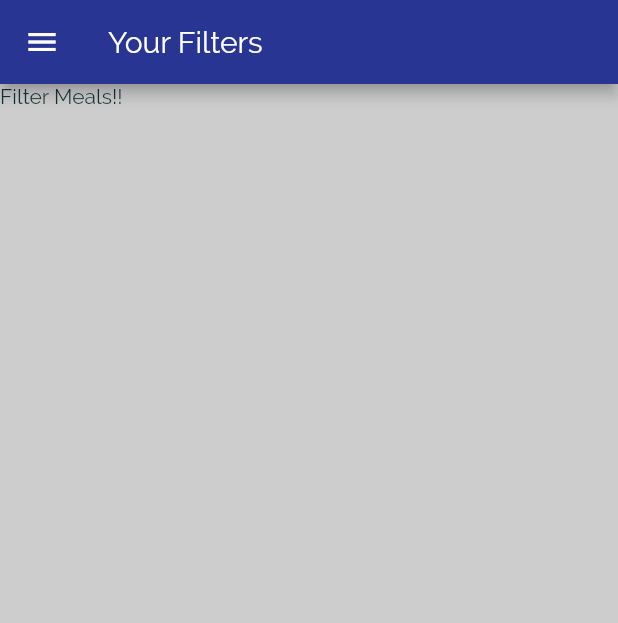
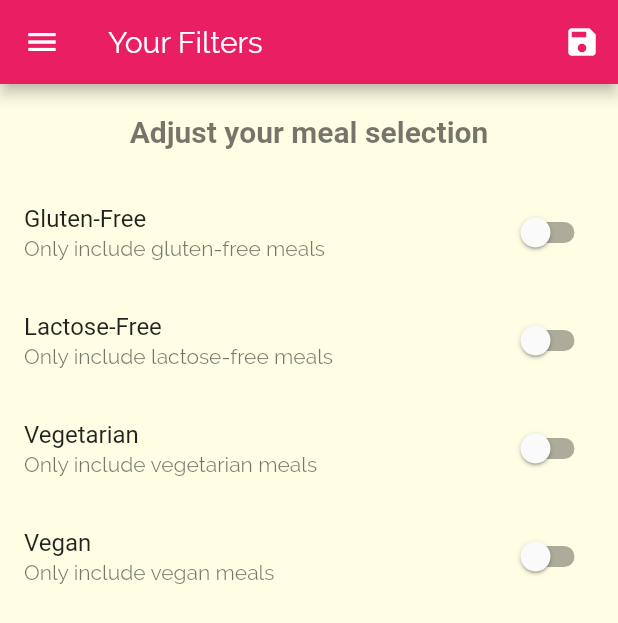
Before and after one commit to Jbhaliyan/the_foddie, a Flutter app: the FilterScreen screen opened by its route, on a phone screen of 412 x 824 dp. Shown: the top 623 px of the screen. Run offline on Flutter 3.47's test engine with Material 2 defaults, Android fonts, the phone set to English and light mode, and no system bars; Roboto replaces fonts that are missing (RobotoCondensed).

Commit message:
filters screen added

```diff
--- a/lib/main.dart
+++ b/lib/main.dart
@@ -1,26 +1,64 @@
 import 'package:flutter/material.dart';
-import 'package:the_foddie/screens/categoryMealsScreen.dart';
-import 'package:the_foddie/screens/filters_screen.dart';
-import 'package:the_foddie/screens/meal_detail.dart';
-import 'package:the_foddie/screens/tab_screen.dart';
-
+import 'screens/categoryMealsScreen.dart';
+import 'screens/filters_screen.dart';
+import 'screens/meal_detail.dart';
+import 'screens/tab_screen.dart';
+import 'dummy_data.dart';
 import 'screens/categories.dart';
+import 'utilities/models/meal.dart';
 
 void main() {
   runApp(MyApp());
 }
 
-class MyApp extends StatelessWidget {
+class MyApp extends StatefulWidget {
+  @override
+  _MyAppState createState() => _MyAppState();
+}
+
+class _MyAppState extends State<MyApp> {
+  Map<String, bool> _filters = {
+    'gluten': false,
+    'lactose': false,
+    'vegan': false,
+    'vegetarian': false,
+  };
+
+  List<Meal> _availableMeals = DUMMY_MEALS;
+
+  void _setFilters(Map<String, bool> filterData) {
+    setState(() {
+      _filters = filterData;
+
+      _availableMeals = DUMMY_MEALS.where((meal) {
+        // print('inside');
+        if (_filters['gluten'] && !meal.isGlutenFree) {
+          return false;
+        }
+        if (_filters['lactose'] && !meal.isLactoseFree) {
+          return false;
+        }
+        if (_filters['vegetarian'] && !meal.isVegetarian) {
+          return false;
+        }
+        if (_filters['vegan'] && !meal.isVegan) {
+          return false;
+        }
+        return true;
+      }).toList();
+    });
+  }
+
   @override
   Widget build(BuildContext context) {
     return MaterialApp(
       debugShowCheckedModeBanner: false,
       title: 'Flutter Demo',
       theme: ThemeData(
-        primaryColor: Colors.indigo.shade800,
+        primaryColor: Colors.pink,
         // primarySwatch: Colors.indigo.shade400,
-        accentColor: Colors.amber.shade100,
-        canvasColor: Color.fromRGBO(205, 205, 205, 1),
+        accentColor: Colors.amber,
+        canvasColor: Color.fromRGBO(255, 254, 229, 1),
         fontFamily: 'Raleway',
         textTheme: ThemeData.light().textTheme.copyWith(
               bodyText1: TextStyle(
@@ -37,11 +75,13 @@ class MyApp extends StatelessWidget {
             ),
       ),
       // home: Categories(),
+      initialRoute: '/', // default is '/'
       routes: {
         '/': (ctx) => TabsScreen(), //to route all the unnamed routes
-        CategoryMealsScreen.routeName: (ctx) => CategoryMealsScreen(),
+        CategoryMealsScreen.routeName: (ctx) =>
+            CategoryMealsScreen(_availableMeals),
         MealDetailScreen.routeName: (ctx) => MealDetailScreen(),
-        FilterScreen.routeName: (ctx) => FilterScreen(),
+        FilterScreen.routeName: (ctx) => FilterScreen(_filters, _setFilters),
       },
       //
       // onGenerateRoute: (settings) {
--- a/lib/screens/categoryMealsScreen.dart
+++ b/lib/screens/categoryMealsScreen.dart
@@ -1,10 +1,11 @@
 import 'package:flutter/material.dart';
-import 'package:the_foddie/dummy_data.dart';
 import 'package:the_foddie/utilities/models/meal.dart';
 import 'package:the_foddie/utilities/widgets/meal_item.dart';
 
 class CategoryMealsScreen extends StatefulWidget {
   static const routeName = '/categoryMeals';
+  final List<Meal> availableMeals;
+  CategoryMealsScreen(this.availableMeals);
 
   @override
   _CategoryMealsScreenState createState() => _CategoryMealsScreenState();
@@ -14,6 +15,7 @@ class _CategoryMealsScreenState extends State<CategoryMealsScreen> {
   String categoryTitle;
   List<Meal> displayMeal;
   bool _loaded = false;
+
   @override
   void initState() {
     super.initState();
@@ -29,7 +31,7 @@ class _CategoryMealsScreenState extends State<CategoryMealsScreen> {
           ModalRoute.of(context).settings.arguments as Map<String, String>;
       categoryTitle = routeArgs['title'];
       final categoryId = routeArgs['id'];
-      displayMeal = DUMMY_MEALS.where((meal) {
+      displayMeal = widget.availableMeals.where((meal) {
         return meal.categories.contains(categoryId);
       }).toList();
       _loaded = true;
--- a/lib/screens/filters_screen.dart
+++ b/lib/screens/filters_screen.dart
@@ -1,15 +1,121 @@
 import 'package:flutter/material.dart';
 import 'package:the_foddie/utilities/widgets/main_drawer.dart';
 
-class FilterScreen extends StatelessWidget {
+class FilterScreen extends StatefulWidget {
   // const FilterScreen({ Key? key }) : super(key: key);
   static const routeName = '/filters';
+  final Function saveFilters;
+  final Map<String, bool> currentFilters;
+  FilterScreen(this.currentFilters, this.saveFilters);
+
+  @override
+  _FilterScreenState createState() => _FilterScreenState();
+}
+
+class _FilterScreenState extends State<FilterScreen> {
+  bool _glutenFree = false;
+  bool _vegetarian = false;
+  bool _vegan = false;
+  bool _lactoseFree = false;
+
+  @override
+  void initState() {
+    super.initState();
+    _glutenFree = widget.currentFilters['gluten'];
+    _lactoseFree = widget.currentFilters['lactose'];
+    _vegetarian = widget.currentFilters['vegetarian'];
+    _vegan = widget.currentFilters['vegan'];
+  }
+
+  Widget _builSwitchList(
+    String title,
+    String subtitle,
+    bool currentValue,
+    Function onChanged,
+  ) {
+    return SwitchListTile(
+        title: Text(title),
+        subtitle: Text(subtitle),
+        value: currentValue,
+        onChanged: onChanged);
+  }
+
   @override
   Widget build(BuildContext context) {
     return Scaffold(
-      appBar: AppBar(title: Text('Your Filters')),
-      drawer: MainDrawer(),
-      body: Text('Filter Meals!!'),
-    );
+        appBar: AppBar(
+          title: Text('Your Filters'),
+          actions: [
+            IconButton(
+              onPressed: () {
+                final selectedFilters = {
+                  'gluten': _glutenFree,
+                  'lactose': _lactoseFree,
+                  'vegan': _vegan,
+                  'vegetarian': _vegetarian,
+                };
+                widget.saveFilters(selectedFilters);
+              },
+              icon: Icon(Icons.save),
+            )
+          ],
+        ),
+        drawer: MainDrawer(),
+        body: Column(
+          children: [
+            Container(
+              padding: const EdgeInsets.all(20),
+              child: Text(
+                "Adjust your meal selection",
+                style: Theme.of(context).textTheme.headline1,
+              ),
+            ),
+            Expanded(
+                child: ListView(
+              children: [
+                _builSwitchList(
+                  'Gluten-Free',
+                  'Only include gluten-free meals',
+                  _glutenFree,
+                  (newValue) {
+                    setState(() {
+                      _glutenFree = newValue;
+                    });
+                  },
+                ),
+                _builSwitchList(
+                  'Lactose-Free',
+                  'Only include lactose-free meals',
+                  _lactoseFree,
+                  (newValue) {
+                    setState(() {
+                      _lactoseFree = newValue;
+                    });
+                  },
+                ),
+                _builSwitchList(
+                  'Vegetarian',
+                  'Only include vegetarian meals',
+                  _vegetarian,
+                  (newValue) {
+                    setState(() {
+                      _vegetarian = newValue;
+                    });
+                  },
+                ),
+                _builSwitchList(
+                  'Vegan',
+                  'Only include vegan meals',
+                  _vegan,
+                  (newValue) {
+                    setState(() {
+                      _vegan = newValue;
+                    });
+                  },
+                ),
+              ],
+            ))
+          ],
+        ));
   }
 }
```
